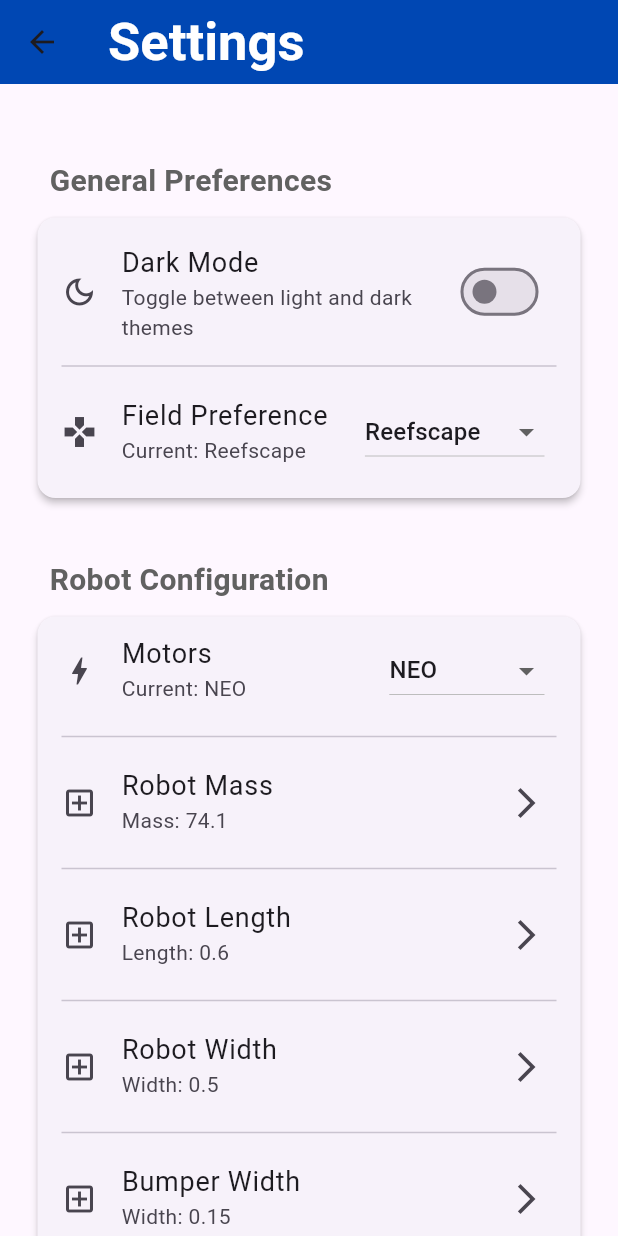
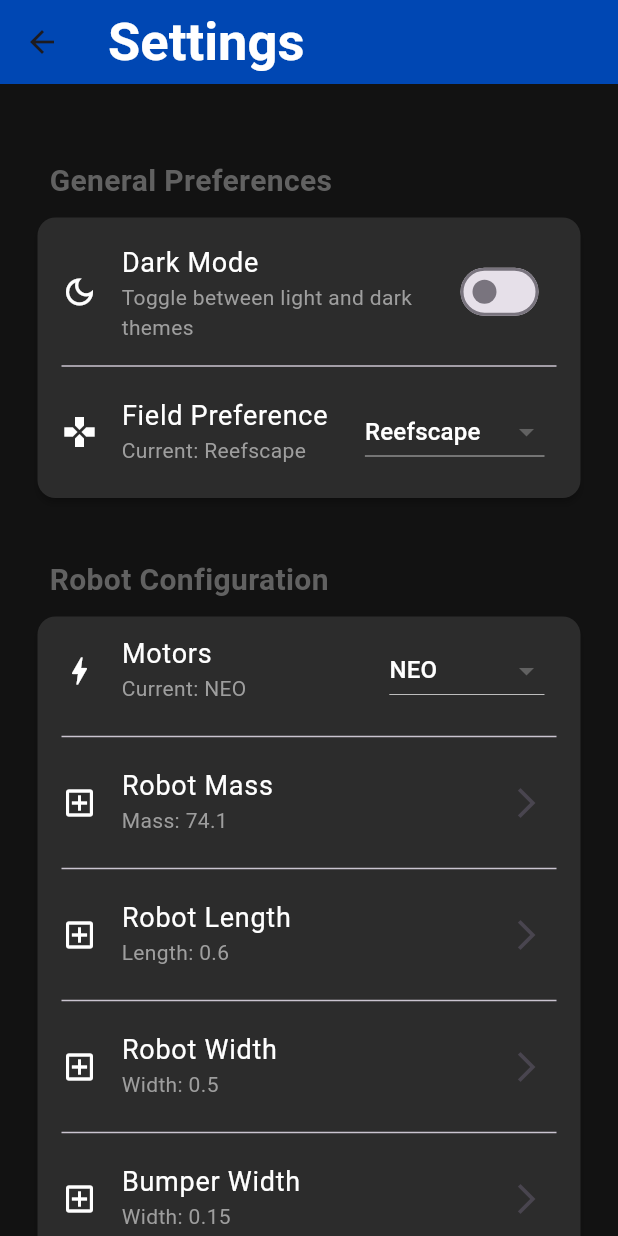
Before and after one commit to Shoesher/tankplanner, a Flutter app: the Settings screen opened directly, on a phone screen of 412 x 824 dp. Run offline on Flutter 3.47's test engine with Material 3 defaults, Android fonts, the phone set to English and light mode, and no system bars; our stand-ins replace shared_preferences; accounts and stored records are empty; Roboto replaces fonts that are missing (Poppins).

```diff
--- a/lib/pages/preview.dart
+++ b/lib/pages/preview.dart
@@ -109,7 +109,7 @@ Widget _buildSideBar(BuildContext context) {
         ),
         ListTile(
           leading: const Icon(Icons.book_outlined, color: Colors.white),
-          title: const Text('Documentation', style: TextStyle(color: Colors.white)),
+          title: const Text('Docs', style: TextStyle(color: Colors.white)),
           onTap: () {
             // Add navigator to documentation page
           },
--- a/lib/pages/settings.dart
+++ b/lib/pages/settings.dart
@@ -199,6 +199,7 @@ class _SettingsPageState extends State<Settings> {
   @override
   Widget build(BuildContext context) {
     return Scaffold(
+      backgroundColor: const Color(0xFF121212),
       appBar: AppBar(
         title: const Text('Settings',
            style: TextStyle(
@@ -211,6 +212,7 @@ class _SettingsPageState extends State<Settings> {
         elevation: 0,
       ),
       body: Center(
+
         child: ConstrainedBox(
           constraints: const BoxConstraints(maxWidth: 700), // Max width for content on desktop
           child: ListView(
@@ -219,6 +221,7 @@ class _SettingsPageState extends State<Settings> {
               //General app preferences
               _buildSectionHeader('General Preferences'),
               Card(
+                color: const Color(0xFF2C2C2C),
                 elevation: 2,
                 margin: const EdgeInsets.only(bottom: 15.0),
                 shape: RoundedRectangleBorder(borderRadius: BorderRadius.circular(12)),
@@ -227,8 +230,8 @@ class _SettingsPageState extends State<Settings> {
                   child: Column(
                     children: [
                       SwitchListTile(
-                        title: const Text('Dark Mode', style: TextStyle(fontSize: 18)),
-                        subtitle: const Text('Toggle between light and dark themes'),
+                        title: const Text('Dark Mode', style: TextStyle(fontSize: 18, color: Colors.white)),
+                        subtitle: const Text('Toggle between light and dark themes', style: TextStyle(color: Colors.grey)),
                         value: _darkModeEnabled,
                         onChanged: (bool value) {
                           setState(() {
@@ -237,14 +240,14 @@ class _SettingsPageState extends State<Settings> {
                           _saveSetting('darkMode', value);
                           // For a full app, you would notify MaterialApp to change theme here
                         },
-                        secondary: const Icon(Icons.dark_mode_outlined),
+                        secondary: const Icon(Icons.dark_mode_outlined, color: Colors.white),
                         activeColor: Colors.blueAccent,
                       ),
                       const Divider(indent: 16, endIndent: 16), // Visual separator
                       ListTile(
-                        leading: const Icon(Icons.gamepad),
-                        title: const Text('Field Preference', style: TextStyle(fontSize: 18)),
-                        subtitle: Text('Current: $_selectedField'),
+                        leading: const Icon(Icons.gamepad, color: Colors.white),
+                        title: const Text('Field Preference', style: TextStyle(fontSize: 18, color: Colors.white)),
+                        subtitle: Text('Current: $_selectedField', style: TextStyle(color: Colors.grey)),
                         trailing: DropdownButton<String>(
                           value: _selectedField,
                           onChanged: (String? newValue) {
@@ -259,7 +262,7 @@ class _SettingsPageState extends State<Settings> {
                           items: _fieldOptions.map<DropdownMenuItem<String>>((String value) {
                             return DropdownMenuItem<String>(
                               value: value,
-                              child: Text(value, style: const TextStyle(fontSize: 16)),
+                              child: Text(value, style: const TextStyle(fontSize: 16, color: Colors.white)),
                             );
                           }).toList(),
                         ),
@@ -272,15 +275,16 @@ class _SettingsPageState extends State<Settings> {
               //Robot preferences
               _buildSectionHeader('Robot Configuration'),
               Card(
+                color: const Color(0xFF2C2C2C),
                 elevation: 2,
                 margin: const EdgeInsets.only(bottom: 15.0),
                 shape: RoundedRectangleBorder(borderRadius: BorderRadius.circular(12)),
                 child: Column(
                   children: [
                     ListTile(
-                      leading: const Icon(Icons.bolt_outlined),
-                      title: const Text('Motors', style: TextStyle(fontSize: 18)),
-                      subtitle: Text('Current: $_selectedMotor'),
+                      leading: const Icon(Icons.bolt_outlined, color: Colors.white),
+                      title: const Text('Motors', style: TextStyle(fontSize: 18, color: Colors.white)),
+                      subtitle: Text('Current: $_selectedMotor', style: TextStyle(color: Colors.grey)),
                       trailing: DropdownButton<String>(
                         value: _selectedMotor,
                         onChanged: (String? newValue) {
@@ -294,7 +298,7 @@ class _SettingsPageState extends State<Settings> {
                         items: _motorOptions.map<DropdownMenuItem<String>>((String value) {
                           return DropdownMenuItem<String>(
                             value: value,
-                            child: Text(value, style: const TextStyle(fontSize: 16)),
+                            child: Text(value, style: const TextStyle(fontSize: 16, color: Colors.white)),
                           );
                         }).toList(),
                       ),
@@ -302,9 +306,9 @@ class _SettingsPageState extends State<Settings> {
 
                     const Divider(indent: 16, endIndent: 16),
                     ListTile(
-                      leading: const Icon(Icons.add_box_outlined),
-                      title: const Text('Robot Mass', style: TextStyle(fontSize: 18)),
-                      subtitle: Text('Mass: $_robotMass'),
+                      leading: const Icon(Icons.add_box_outlined, color: Colors.white),
+                      title: const Text('Robot Mass', style: TextStyle(fontSize: 18, color: Colors.white)),
+                      subtitle: Text('Mass: $_robotMass', style: TextStyle(color: Colors.grey)),
                       trailing: const Icon(Icons.arrow_forward_ios),
                       onTap: () {
                           _showSettingsDialog(0);
@@ -313,9 +317,9 @@ class _SettingsPageState extends State<Settings> {
 
                     const Divider(indent: 16, endIndent: 16),
                     ListTile(
-                      leading: const Icon(Icons.add_box_outlined),
-                      title: const Text('Robot Length', style: TextStyle(fontSize: 18)),
-                      subtitle: Text('Length: $_robotLength'),
+                      leading: const Icon(Icons.add_box_outlined, color: Colors.white),
+                      title: const Text('Robot Length', style: TextStyle(fontSize: 18, color: Colors.white)),
+                      subtitle: Text('Length: $_robotLength', style: TextStyle(color: Colors.grey)),
                       trailing: const Icon(Icons.arrow_forward_ios),
                       onTap: () {
                           _showSettingsDialog(1);
@@ -324,9 +328,9 @@ class _SettingsPageState extends State<Settings> {
 
                     const Divider(indent: 16, endIndent: 16),
                     ListTile(
-                      leading: const Icon(Icons.add_box_outlined),
-                      title: const Text('Robot Width', style: TextStyle(fontSize: 18)),
-                      subtitle: Text('Width: $_robotWidth'),
+                      leading: const Icon(Icons.add_box_outlined, color: Colors.white),
+                      title: const Text('Robot Width', style: TextStyle(fontSize: 18, color: Colors.white)),
+                      subtitle: Text('Width: $_robotWidth', style: TextStyle(color: Colors.grey)),
                       trailing: const Icon(Icons.arrow_forward_ios),
                       onTap: () {
                           _showSettingsDialog(2);
@@ -335,9 +339,9 @@ class _SettingsPageState extends State<Settings> {
 
                     const Divider(indent: 16, endIndent: 16),
                     ListTile(
-                      leading: const Icon(Icons.add_box_outlined),
-                      title: const Text('Bumper Width', style: TextStyle(fontSize: 18)),
-                      subtitle: Text('Width: $_bumperWidth'),
+                      leading: const Icon(Icons.add_box_outlined, color: Colors.white),
+                      title: const Text('Bumper Width', style: TextStyle(fontSize: 18, color: Colors.white)),
+                      subtitle: Text('Width: $_bumperWidth', style: TextStyle(color: Colors.grey)),
                       trailing: const Icon(Icons.arrow_forward_ios),
                       onTap: () {
                           _showSettingsDialog(3);
@@ -346,9 +350,9 @@ class _SettingsPageState extends State<Settings> {
 
                     const Divider(indent: 16, endIndent: 16),
                     ListTile(
-                      leading: const Icon(Icons.add_box_outlined),
-                      title: const Text('Gear Ratio', style: TextStyle(fontSize: 18)),
-                      subtitle: Text('Gear Ratio: $_robotRatio'),
+                      leading: const Icon(Icons.add_box_outlined, color: Colors.white),
+                      title: const Text('Gear Ratio', style: TextStyle(fontSize: 18, color: Colors.white)),
+                      subtitle: Text('Gear Ratio: $_robotRatio', style: TextStyle(color: Colors.grey)),
                       trailing: const Icon(Icons.arrow_forward_ios),
                       onTap: () {
                           _showSettingsDialog(4);
@@ -357,9 +361,9 @@ class _SettingsPageState extends State<Settings> {
 
                     const Divider(indent: 16, endIndent: 16),
                     ListTile(
-                      leading: const Icon(Icons.add_box_outlined),
-                      title: const Text('Wheel Radius', style: TextStyle(fontSize: 18)),
-                      subtitle: Text('Radius: $_wheelRadius'),
+                      leading: const Icon(Icons.add_box_outlined, color: Colors.white),
+                      title: const Text('Wheel Radius', style: TextStyle(fontSize: 18, color: Colors.white)),
+                      subtitle: Text('Radius: $_wheelRadius', style: TextStyle(color: Colors.grey)),
                       trailing: const Icon(Icons.arrow_forward_ios),
                       onTap: () {
                           _showSettingsDialog(5);
@@ -372,13 +376,14 @@ class _SettingsPageState extends State<Settings> {
               // --- Data & Storage Section ---
               _buildSectionHeader('Data & Storage'),
               Card(
+                color: const Color(0xFF2C2C2C),
                 elevation: 2,
                 margin: const EdgeInsets.only(bottom: 15.0),
                 shape: RoundedRectangleBorder(borderRadius: BorderRadius.circular(12)),
                 child: ListTile(
                   leading: const Icon(Icons.delete_forever, color: Colors.red),
                   title: const Text('Reset', style: TextStyle(fontSize: 18, color: Colors.red)),
-                  subtitle: const Text('Resets all app data and robot configuration settings.'),
+                  subtitle: const Text('Resets all app data and robot configuration settings.', style: TextStyle(color: Colors.grey)),
                   trailing: const Icon(Icons.arrow_forward_ios),
                   onTap: _showClearDataConfirmation, // Call the confirmation dialog
                 ),
@@ -387,20 +392,21 @@ class _SettingsPageState extends State<Settings> {
               // --- About Section ---
               _buildSectionHeader('About Tankplanner'),
               Card(
+                color: const Color(0xFF2C2C2C),
                 elevation: 2,
                 margin: const EdgeInsets.only(bottom: 15.0),
                 shape: RoundedRectangleBorder(borderRadius: BorderRadius.circular(12)),
                 child: Column(
                   children: [
                     ListTile(
-                      leading: const Icon(Icons.info_outline),
-                      title: const Text('App Version', style: TextStyle(fontSize: 18)),
-                      subtitle: Text(_appVersion),
+                      leading: const Icon(Icons.info_outline, color: Colors.white),
+                      title: const Text('App Version', style: TextStyle(fontSize: 18, color: Colors.white)),
+                      subtitle: Text(_appVersion, style: TextStyle(color: Colors.grey)),
                     ),
                     const Divider(indent: 16, endIndent: 16),
                     ListTile(
-                      leading: const Icon(Icons.description),
-                      title: const Text('Documentation', style: TextStyle(fontSize: 18)),
+                      leading: const Icon(Icons.description, color: Colors.white),
+                      title: const Text('Documentation', style: TextStyle(fontSize: 18, color: Colors.white)),
                       trailing: const Icon(Icons.open_in_new),
                       onTap: () {
                         // Placeholder for opening privacy policy in a browser or showing in-app
@@ -411,8 +417,8 @@ class _SettingsPageState extends State<Settings> {
                     ),
                      const Divider(indent: 16, endIndent: 16),
                     ListTile(
-                      leading: const Icon(Icons.gavel),
-                      title: const Text('Licenses', style: TextStyle(fontSize: 18)),
+                      leading: const Icon(Icons.gavel, color: Colors.white),
+                      title: const Text('Licenses', style: TextStyle(fontSize: 18, color: Colors.white)),
                       trailing: const Icon(Icons.arrow_forward_ios),
                       onTap: () {
                         showLicensePage(context: context, applicationName: 'Native App');
```
